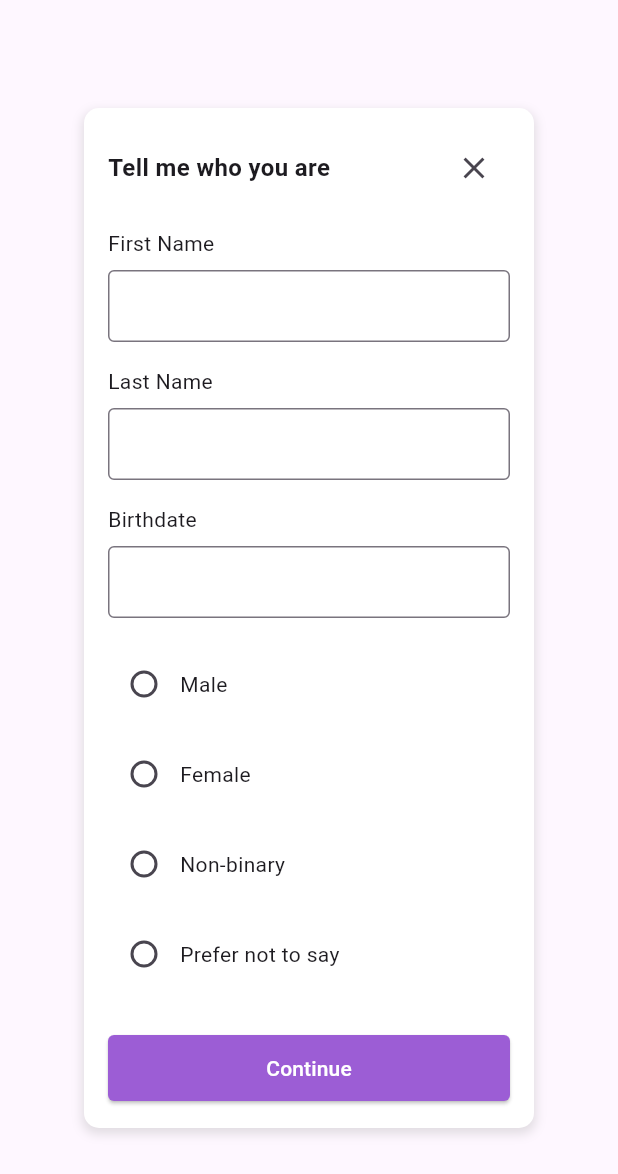
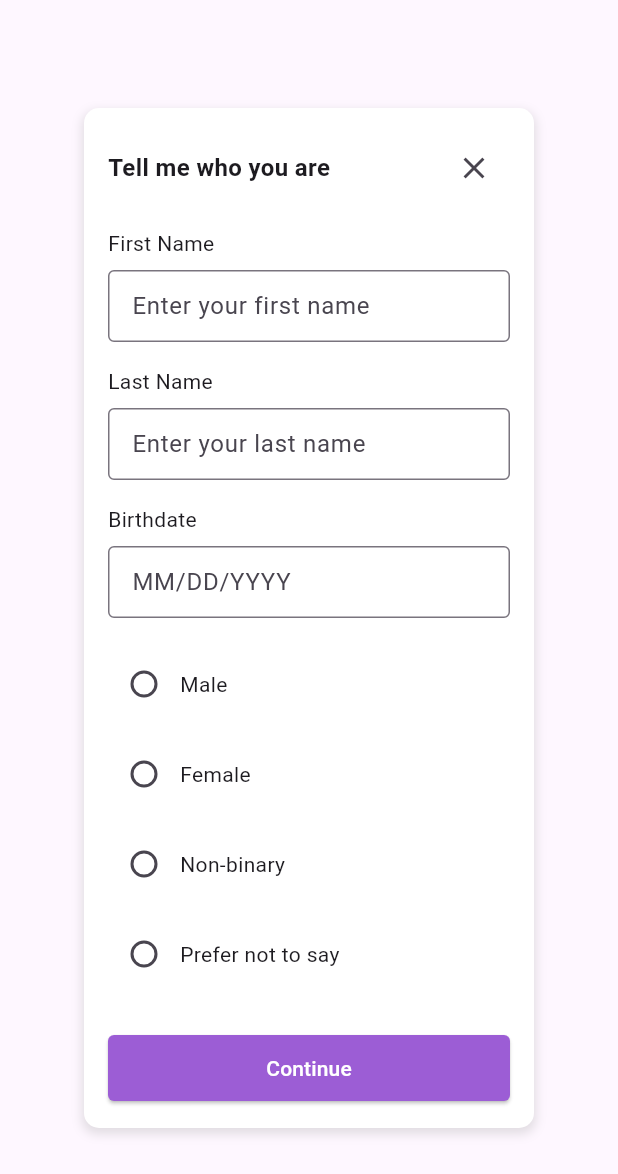
Before and after one commit to luisobumani/Thesis-Project_Omnitrics-Application, a Flutter app: the ProfileForm screen opened directly, on a phone screen of 412 x 824 dp. Shown: the top 1174 px of the screen. Run offline on Flutter 3.47's test engine with Material 3 defaults, Android fonts, the phone set to English and light mode, and no system bars; our stand-ins replace camera, cloud_firestore, dots_indicator, firebase_auth, firebase_core, flutter_svg and 3 more; missing offline and left inert: gallery_saver_plus; accounts and stored records are empty.

Commit message:
0311_ADD - DELA CRUZ

```diff
--- a/omnitrics_thesis/lib/tell_me_who_you_are/Widget/birthdate_field.dart
+++ b/omnitrics_thesis/lib/tell_me_who_you_are/Widget/birthdate_field.dart
@@ -1,7 +1,14 @@
 import 'package:flutter/material.dart';
 
-TextField birthDate() {
+class BirthdateField extends StatelessWidget {
+  final TextEditingController controller;
+
+  const BirthdateField({super.key, required this.controller});
+
+  @override
+  Widget build(BuildContext context) {
     return TextField(
+      controller: controller,
       decoration: InputDecoration(
         border: OutlineInputBorder(
           borderRadius: BorderRadius.circular(4),
@@ -11,6 +18,8 @@ TextField birthDate() {
           vertical: 10.0,
           horizontal: 12.0,
         ),
+        hintText: 'MM/DD/YYYY',
       ),
     );
   }
+}
--- a/omnitrics_thesis/lib/tell_me_who_you_are/Widget/continue_button.dart
+++ b/omnitrics_thesis/lib/tell_me_who_you_are/Widget/continue_button.dart
@@ -1,10 +1,16 @@
 import 'package:flutter/material.dart';
 
-SizedBox continueBtn() {
+class ContinueButton extends StatelessWidget {
+  final VoidCallback onPressed;
+
+  const ContinueButton({super.key, required this.onPressed});
+
+  @override
+  Widget build(BuildContext context) {
     return SizedBox(
       width: double.infinity,
       child: ElevatedButton(
-                onPressed: () {},
+        onPressed: onPressed,
         style: ElevatedButton.styleFrom(
           backgroundColor: const Color(0xFF9C5DD5),
           foregroundColor: Colors.white,
@@ -17,3 +23,4 @@ SizedBox continueBtn() {
       ),
     );
   }
+}
--- a/omnitrics_thesis/lib/tell_me_who_you_are/Widget/exit_button.dart
+++ b/omnitrics_thesis/lib/tell_me_who_you_are/Widget/exit_button.dart
@@ -13,7 +13,9 @@ Row exitButton() {
       ),
       IconButton(
         icon: const Icon(Icons.close),
-                  onPressed: () {},
+        onPressed: () {
+          // define your exit behavior
+        },
         padding: EdgeInsets.zero,
         constraints: const BoxConstraints(),
       ),
--- a/omnitrics_thesis/lib/tell_me_who_you_are/Widget/first_name_field.dart
+++ b/omnitrics_thesis/lib/tell_me_who_you_are/Widget/first_name_field.dart
@@ -1,7 +1,14 @@
 import 'package:flutter/material.dart';
 
-TextField firstName() {
+class FirstNameField extends StatelessWidget {
+  final TextEditingController controller;
+
+  const FirstNameField({super.key, required this.controller});
+
+  @override
+  Widget build(BuildContext context) {
     return TextField(
+      controller: controller,
       decoration: InputDecoration(
         border: OutlineInputBorder(
           borderRadius: BorderRadius.circular(4),
@@ -11,6 +18,8 @@ TextField firstName() {
           vertical: 10.0,
           horizontal: 12.0,
         ),
+        hintText: 'Enter your first name',
       ),
     );
   }
+}
--- /dev/null
+++ b/omnitrics_thesis/lib/tell_me_who_you_are/Widget/gender_selector.dart
@@ -0,0 +1,43 @@
+import 'package:flutter/material.dart';
+
+class GenderSelector extends StatelessWidget {
+  final String? selectedGender;
+  final ValueChanged<String?> onChanged;
+
+  const GenderSelector({
+    super.key,
+    required this.selectedGender,
+    required this.onChanged,
+  });
+
+  @override
+  Widget build(BuildContext context) {
+    final List<String> genderOptions = [
+      'Male',
+      'Female',
+      'Non-binary',
+      'Prefer not to say',
+    ];
+
+    return Column(
+      children: genderOptions.map((option) {
+        return Padding(
+          padding: const EdgeInsets.only(bottom: 12.0),
+          child: Row(
+            children: [
+              Radio<String>(
+                value: option,
+                groupValue: selectedGender,
+                onChanged: onChanged,
+              ),
+              Text(
+                option,
+                style: const TextStyle(fontSize: 14),
+              ),
+            ],
+          ),
+        );
+      }).toList(),
+    );
+  }
+}
--- a/omnitrics_thesis/lib/tell_me_who_you_are/Widget/last_name_field.dart
+++ b/omnitrics_thesis/lib/tell_me_who_you_are/Widget/last_name_field.dart
@@ -1,7 +1,14 @@
 import 'package:flutter/material.dart';
 
-TextField lastName() {
+class LastNameField extends StatelessWidget {
+  final TextEditingController controller;
+
+  const LastNameField({super.key, required this.controller});
+
+  @override
+  Widget build(BuildContext context) {
     return TextField(
+      controller: controller,
       decoration: InputDecoration(
         border: OutlineInputBorder(
           borderRadius: BorderRadius.circular(4),
@@ -11,6 +18,8 @@ TextField lastName() {
           vertical: 10.0,
           horizontal: 12.0,
         ),
+        hintText: 'Enter your last name',
       ),
     );
   }
+}
--- a/omnitrics_thesis/lib/tell_me_who_you_are/tell_me.dart
+++ b/omnitrics_thesis/lib/tell_me_who_you_are/tell_me.dart
@@ -1,13 +1,14 @@
 import 'package:flutter/material.dart';
+import 'package:firebase_auth/firebase_auth.dart';
+import 'package:cloud_firestore/cloud_firestore.dart';
+import 'package:omnitrics_thesis/home/homepage.dart';
 import 'package:omnitrics_thesis/tell_me_who_you_are/Widget/birthdate_field.dart';
 import 'package:omnitrics_thesis/tell_me_who_you_are/Widget/continue_button.dart';
 import 'package:omnitrics_thesis/tell_me_who_you_are/Widget/exit_button.dart';
 import 'package:omnitrics_thesis/tell_me_who_you_are/Widget/first_name_field.dart';
+import 'package:omnitrics_thesis/tell_me_who_you_are/Widget/gender_selector.dart';
 import 'package:omnitrics_thesis/tell_me_who_you_are/Widget/last_name_field.dart';
 
-void main() {
-  runApp(const TellMe());
-}
 
 class TellMe extends StatelessWidget {
   const TellMe({Key? key}) : super(key: key);
@@ -15,7 +16,7 @@ class TellMe extends StatelessWidget {
   @override
   Widget build(BuildContext context) {
     return MaterialApp(
-      debugShowCheckedModeBanner: false,  // This removes the debug banner
+      debugShowCheckedModeBanner: false,
       title: 'Profile Form',
       theme: ThemeData(
         primarySwatch: Colors.purple,
@@ -33,17 +34,55 @@ class ProfileForm extends StatefulWidget {
 }
 
 class _ProfileFormState extends State<ProfileForm> {
+  // Controllers for detailed profile fields
+  final TextEditingController firstNameController = TextEditingController();
+  final TextEditingController lastNameController = TextEditingController();
+  final TextEditingController birthDateController = TextEditingController();
+
+  // For gender radio buttons
   String? _selectedGender;
-  final List<String> _genderOptions = [
-    'Male',
-    'Female',
-    'Non-binary',
-    'Prefer not to say'
-  ];
+
+  // Save the profile info to Firestore
+  Future<void> updateUserProfile() async {
+    final user = FirebaseAuth.instance.currentUser;
+    if (user != null) {
+      try {
+        await FirebaseFirestore.instance.collection("users").doc(user.uid).update({
+          'firstName': firstNameController.text,
+          'lastName': lastNameController.text,
+          'birthdate': birthDateController.text,
+          'gender': _selectedGender ?? "",
+        });
+
+        ScaffoldMessenger.of(context).showSnackBar(
+          const SnackBar(content: Text("Profile updated successfully!")),
+        );
+        // Navigate to another screen if desired
+        Navigator.of(context).pushReplacement(
+        MaterialPageRoute(
+          builder: (context) => const HomePage(),
+        ),
+      );
+      } catch (e) {
+        ScaffoldMessenger.of(context).showSnackBar(
+          SnackBar(content: Text("Error updating profile: $e")),
+        );
+      }
+    }
+  }
+
+  @override
+  void dispose() {
+    firstNameController.dispose();
+    lastNameController.dispose();
+    birthDateController.dispose();
+    super.dispose();
+  }
 
   @override
   Widget build(BuildContext context) {
     return Scaffold(
+      // Use a SingleChildScrollView to handle potential overflow
       body: Center(
         child: Container(
           width: 300,
@@ -60,86 +99,56 @@ class _ProfileFormState extends State<ProfileForm> {
               ),
             ],
           ),
+          child: SingleChildScrollView(
             child: Column(
               mainAxisSize: MainAxisSize.min,
               crossAxisAlignment: CrossAxisAlignment.start,
               children: [
-              // Header and close button
+                // Exit / header
                 exitButton(),
+
                 const SizedBox(height: 16),
+                // First Name
+                const Text('First Name', style: TextStyle(fontSize: 14)),
+                const SizedBox(height: 8),
+                FirstNameField(controller: firstNameController),
 
-              // First Name field
-              const Text(
-                'First Name',
-                style: TextStyle(
-                  fontSize: 14,
+                const SizedBox(height: 16),
+                // Last Name
+                const Text('Last Name', style: TextStyle(fontSize: 14)),
+                const SizedBox(height: 8),
+                LastNameField(controller: lastNameController),
+
+                const SizedBox(height: 16),
+                // Birthdate
+                const Text('Birthdate', style: TextStyle(fontSize: 14)),
+                const SizedBox(height: 8),
+                BirthdateField(controller: birthDateController),
+
+                const SizedBox(height: 20),
+                // Gender radio buttons
+                GenderSelector(
+                  selectedGender: _selectedGender,
+                  onChanged: (value) {
+                    setState(() {
+                      _selectedGender = value;
+                    });
+                  },
                 ),
+
+                const SizedBox(height: 16),
+                // Continue Button
+                ContinueButton(
+                  onPressed: () {
+                    // Validate fields if needed
+                    updateUserProfile();
+                  },
                 ),
-              const SizedBox(height: 8),
-              firstName(),
-              const SizedBox(height: 16),
-
-              // Last Name field
-              const Text(
-                'Last Name',
-                style: TextStyle(
-                  fontSize: 14,
+              ],
             ),
-              ),
-              const SizedBox(height: 8),
-              lastName(),
-              const SizedBox(height: 16),
-
-              // Birthdate field
-              const Text(
-                'Birthdate',
-                style: TextStyle(
-                  fontSize: 14,
-                ),
-              ),
-              const SizedBox(height: 8),
-              birthDate(),
-              const SizedBox(height: 20),
-
-              // Gender radio buttons
-              genderButtons(),
-              const SizedBox(height: 16),
-
-              // Continue button
-              continueBtn(),
-            ],
           ),
         ),
       ),
     );
   }
-
-  Column genderButtons() {
-    return Column(
-              children: _genderOptions.map((option) {
-                return Padding(
-                  padding: const EdgeInsets.only(bottom: 12.0),
-                  child: Row(
-                    children: [
-                      Radio<String>(
-                        value: option,
-                        groupValue: _selectedGender,
-                        activeColor: Colors.deepPurple,
-                        onChanged: (String? value) {
-                          setState(() {
-                            _selectedGender = value;
-                          });
-                        },
-                      ),
-                      Text(
-                        option,
-                        style: const TextStyle(fontSize: 14),
-                      ),
-                    ],
-                  ),
-                );
-              }).toList(),
-            );
 }
-
-}
```
Also changed, not shown: omnitrics_thesis/lib/auth/Services/authentication.dart (+22 -17 lines), omnitrics_thesis/lib/auth/sign-in/sign_up.dart (+21 -18 lines). Lines whose indentation alone changed are shown as unchanged.
